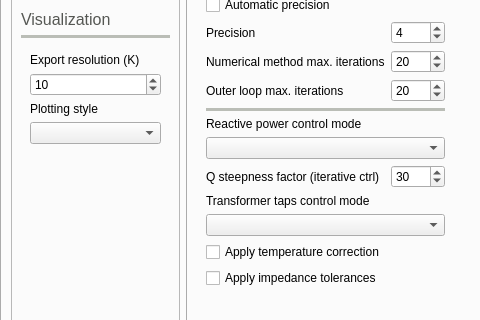
Old version of the form src/GridCal/Gui/Main/MainWindow.ui in the repository SanPen/GridCal; both pictures show x 0 to 480 and y 267 to 587 of the 1264 by 768 pixel window.
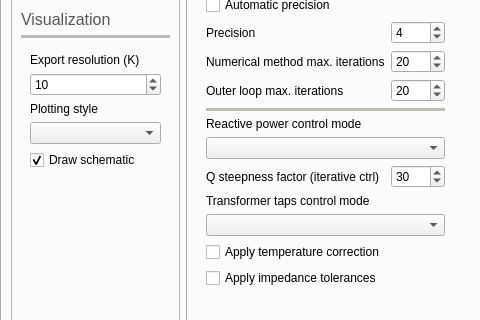
New version of the form. The open tabs and pages were chosen to show the change. Icons and pictures are not drawn.

Commit message: - Added ability to not to draw the schematic. This speeds up operation with very large grids. - Replaced the HELM version by a working one thanks to Josep Fanals Batllori. - The time series now adjust to the selected time interval.

The edit to the form file:
```diff
--- a/src/GridCal/Gui/Main/MainWindow.ui
+++ b/src/GridCal/Gui/Main/MainWindow.ui
@@ -4754,6 +4754,19 @@
                 </property>
                </widget>
               </item>
+              <item>
+               <widget class="QCheckBox" name="draw_schematic_checkBox">
+                <property name="toolTip">
+                 <string>Draw the schematic. You may disable it for very large grids where the drawing takes time.</string>
+                </property>
+                <property name="text">
+                 <string>Draw schematic</string>
+                </property>
+                <property name="checked">
+                 <bool>true</bool>
+                </property>
+               </widget>
+              </item>
              </layout>
             </widget>
            </item>
```
Left out of the diff: 10 changed lines with no effect on the pictures. The commit also changes 15 other files.
